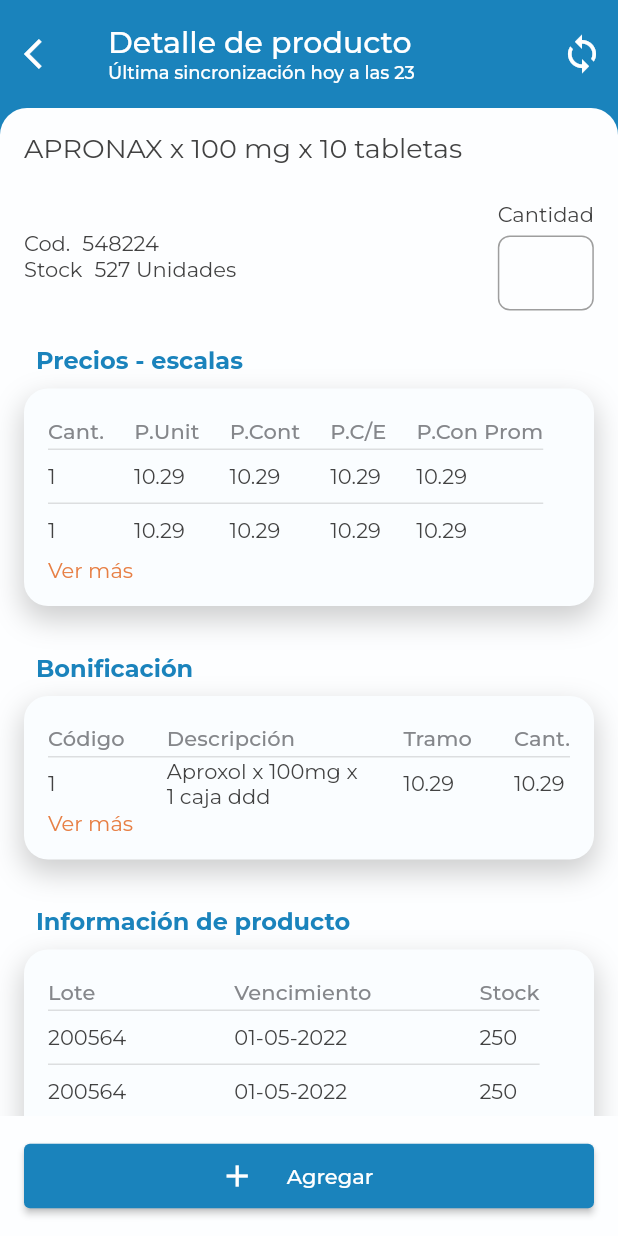
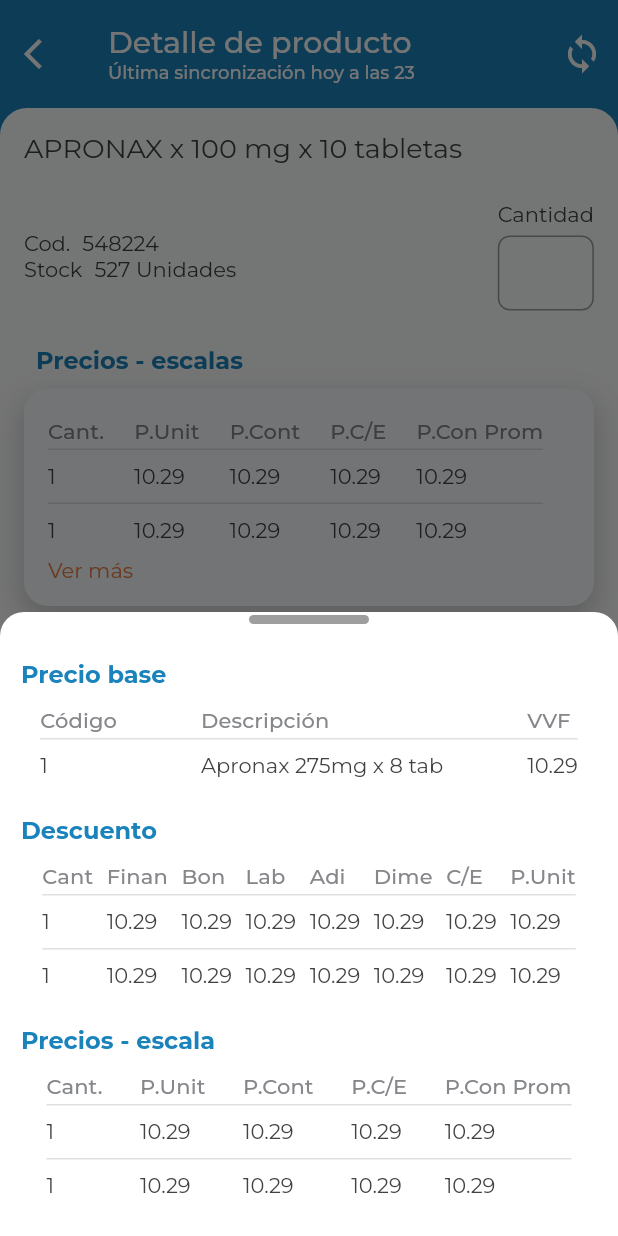
Before and after one commit to danieloquelis/dimexa-vendors, a Flutter app: the ProductDetailPage screen opened directly, after a tap on "Ver más", on a phone screen of 412 x 824 dp. Run offline on Flutter 3.47's test engine with Material 2 defaults, Android fonts, the light colour scheme and no system bars; our stand-ins replace carousel_slider, expandable, fl_chart, flutter_spinkit, flutter_svg, get and 5 more; missing offline and left inert: flutter_device_identifier, password_dart; generated files the repository leaves out were written again.

Commit message:
product detail management in progress

```diff
--- a/lib/core/utils/date_time_util/date_time_util.dart
+++ b/lib/core/utils/date_time_util/date_time_util.dart
@@ -13,16 +13,17 @@
     final clockString = timeFormat.format(dateTime);
 
     String prefix = "";
+    int diff = now.day - dateTime.day;
 
-    if (now.difference(dateTime).inHours <= 24) {
+    if (diff == 0) {
       prefix = "hoy";
     }
 
-    if (now.difference(dateTime).inHours > 24 && now.difference(dateTime).inHours <= 48) {
+    if (diff == 1) {
       prefix = "ayer";
     }
 
-    if (now.difference(dateTime).inHours > 48) {
+    if (diff > 1) {
       prefix = dateFormat.format(dateTime);
     }
     return '$prefix a las $clockString';
--- a/lib/core/values/strings.dart
+++ b/lib/core/values/strings.dart
@@ -34,4 +34,19 @@
     "Vencimiento",
     "Stock"
   ];
+  static List<String> basePrice = [
+    "Código",
+    "Descripción",
+    "VVF"
+  ];
+  static List<String> discountHeaders = [
+    "Cant",
+    "Finan",
+    "Bon",
+    "Lab",
+    "Adi",
+    "Dime",
+    "C/E",
+    "P.Unit"
+  ];
 }
--- /dev/null
+++ b/lib/global_widgets/base_bottom_sheet/base_bottom_sheet.dart
@@ -0,0 +1,39 @@
+import 'package:flutter/material.dart';
+
+class BaseBottomSheet extends StatelessWidget {
+  Widget child;
+  double? horizontalMargin;
+  double? horizontalPadding;
+
+  BaseBottomSheet({Key? key, required this.child, this.horizontalMargin = 8, this.horizontalPadding = 0}) : super(key: key);
+
+  @override
+  Widget build(BuildContext context) {
+    return Container(
+        margin: EdgeInsets.symmetric(horizontal: horizontalMargin!),
+        padding: EdgeInsets.symmetric(horizontal: horizontalPadding!),
+        decoration: const BoxDecoration(
+            color: Colors.white,
+            borderRadius: BorderRadius.vertical(top:Radius.circular(16))
+        ),
+        child: Column(
+          mainAxisAlignment: MainAxisAlignment.end,
+          mainAxisSize: MainAxisSize.min,
+          children: [
+            const SizedBox(height: 2,),
+            ClipRRect(
+              borderRadius: const BorderRadius.all(Radius.circular(4)),
+              child: Container(
+                color: Colors.grey,
+                width: 80,
+                height: 6,
+              ),
+            ),
+            const SizedBox(height: 16,),
+            child,
+            const SizedBox(height: 16,),
+          ],
+        )
+    );
+  }
+}
--- a/lib/modules/client_detail_page/local_widgets/detail_bottom_sheet/detail_bottom_sheet.dart
+++ b/lib/modules/client_detail_page/local_widgets/detail_bottom_sheet/detail_bottom_sheet.dart
@@ -4,6 +4,7 @@
 import 'package:dimexa_vendors/core/utils/date_time_util/date_time_util.dart';
 import 'package:dimexa_vendors/core/utils/string_utils/string_utils.dart';
 import 'package:dimexa_vendors/data/provider/localizations/app_translations.dart';
+import 'package:dimexa_vendors/global_widgets/base_bottom_sheet/base_bottom_sheet.dart';
 import 'package:dimexa_vendors/global_widgets/custom_info_field/custom_info_field.dart';
 import 'package:dimexa_vendors/modules/client_detail_page/local_widgets/address_item/address_item.dart';
 import 'package:dimexa_vendors/modules/client_detail_page/local_widgets/contact_item/contact_item.dart';
@@ -19,29 +20,8 @@
     return child ?? Container();
   }
   Widget show() {
-    return child != null? Container(
-        margin: const EdgeInsets.symmetric(horizontal: 8),
-        decoration: const BoxDecoration(
-            color: Colors.white,
-            borderRadius: BorderRadius.all(Radius.circular(16))
-        ),
-        child: Column(
-          mainAxisAlignment: MainAxisAlignment.end,
-          mainAxisSize: MainAxisSize.min,
-          children: [
-            const SizedBox(height: 2,),
-            ClipRRect(
-              borderRadius: const BorderRadius.all(Radius.circular(4)),
-              child: Container(
-                color: Colors.grey,
-                width: 80,
-                height: 6,
-              ),
-            ),
-            const SizedBox(height: 24,),
-            child!,
-          ],
-        )
+    return child != null? BaseBottomSheet(
+      child: child!
     ): Container();
   }
 
--- a/lib/modules/product_detail_page/local_widgets/detail_bottom_sheet/detail_bottom_sheet.dart
+++ b/lib/modules/product_detail_page/local_widgets/detail_bottom_sheet/detail_bottom_sheet.dart
@@ -0,0 +1,156 @@
+import 'package:carousel_slider/carousel_slider.dart';
+import 'package:dimexa_vendors/core/theme/app_colors/app_colors.dart';
+import 'package:dimexa_vendors/core/values/strings.dart';
+import 'package:dimexa_vendors/global_widgets/base_bottom_sheet/base_bottom_sheet.dart';
+import 'package:dimexa_vendors/global_widgets/card_title/card_title.dart';
+import 'package:dimexa_vendors/global_widgets/table_header/table_header.dart';
+import 'package:dimexa_vendors/modules/product_detail_page/local_widgets/custom_data_table/custom_data_table.dart';
+import 'package:flutter/material.dart';
+
+class DetailBottomSheet extends StatelessWidget {
+  Widget? child;
+
+  DetailBottomSheet.priceScale() {
+    child = BaseBottomSheet(
+      horizontalPadding: 6,
+      horizontalMargin: 0,
+      child: Column(
+        children: [
+          CardTitle(
+            title: "Precio base",
+            fontColor: AppColors.blue,
+          ),
+          CustomDataTable(
+            columns: Strings.basePrice.map((header){
+              return TableHeader(label: header);
+            }).toList(),
+            rows: [
+              DataRow(
+                cells: [
+                  DataCell(Text('1')),
+                  DataCell(Text('Apronax 275mg x 8 tab')),
+                  DataCell(Text('10.29')),
+                ],
+              )
+            ],
+            //columnSpacing: 40,
+          ),
+          SizedBox(height: 8,),
+          CardTitle(
+            title: "Descuento",
+            fontColor: AppColors.blue,
+          ),
+          CustomDataTable(
+            columns: Strings.discountHeaders.map((header){
+              return TableHeader(label: header);
+            }).toList(),
+            rows: [
+              DataRow(
+                cells: [
+                  DataCell(Text('1')),
+                  DataCell(Text('10.29')),
+                  DataCell(Text('10.29')),
+                  DataCell(Text('10.29')),
+                  DataCell(Text('10.29')),
+                  DataCell(Text('10.29')),
+                  DataCell(Text('10.29')),
+                  DataCell(Text('10.29'))
+                ],
+              ),
+              DataRow(
+                cells: [
+                  DataCell(Text('1')),
+                  DataCell(Text('10.29')),
+                  DataCell(Text('10.29')),
+                  DataCell(Text('10.29')),
+                  DataCell(Text('10.29')),
+                  DataCell(Text('10.29')),
+                  DataCell(Text('10.29')),
+                  DataCell(Text('10.29'))
+                ],
+              )
+            ],
+            columnSpacing: 9,
+          ),
+          SizedBox(height: 8,),
+          CardTitle(
+            title: "Precios - escala",
+            fontColor: AppColors.blue,
+          ),
+          CustomDataTable(
+            columns: Strings.priceScaleHeaders.map((header){
+              return TableHeader(label: header);
+            }).toList(),
+            rows: [
+              DataRow(
+                cells: [
+                  DataCell(Text('1')),
+                  DataCell(Text('10.29')),
+                  DataCell(Text('10.29')),
+                  DataCell(Text('10.29')),
+                  DataCell(Text('10.29'))
+                ],
+              ),
+              DataRow(
+                cells: [
+                  DataCell(Text('1')),
+                  DataCell(Text('10.29')),
+                  DataCell(Text('10.29')),
+                  DataCell(Text('10.29')),
+                  DataCell(Text('10.29'))
+                ],
+              )
+            ],
+            columnSpacing: 25,
+          )
+        ],
+      )
+    );
+  }
+
+  DetailBottomSheet.bonification() {
+    child = SingleChildScrollView(
+      scrollDirection: Axis.horizontal,
+      child: Row(
+        children: [
+          bonificationItem(),
+          bonificationItem()
+        ],
+      ),
+    );
+  }
+
+  Widget bonificationItem() {
+    return BaseBottomSheet(
+      child: Column(
+        children: [
+          CardTitle(
+            title: "Bonificación",
+            fontColor: AppColors.blue,
+          ),
+          CustomDataTable(
+            columns: Strings.basePrice.map((header){
+              return TableHeader(label: header);
+            }).toList(),
+            rows: [
+              DataRow(
+                cells: [
+                  DataCell(Text('1')),
+                  DataCell(Text('Apronax 275mg x 8 tab')),
+                  DataCell(Text('10.29')),
+                ],
+              )
+            ],
+            //columnSpacing: 40,
+          ),
+        ],
+      ),
+    );
+  }
+
+
+  @override
+  Widget build(BuildContext context) {
+    return child!;
+  }
+}
--- a/lib/modules/product_detail_page/local_widgets/product_card_info/product_card_info.dart
+++ b/lib/modules/product_detail_page/local_widgets/product_card_info/product_card_info.dart
@@ -10,8 +10,9 @@
 class ProductCardInfo extends StatelessWidget {
   late String title;
   late Widget child;
+  Function onSeeMore;
 
-  ProductCardInfo.priceScale() {
+  ProductCardInfo.priceScale({required this.onSeeMore}) {
     title = "Precios - escalas";
     child = CustomDataTable(
       columns: Strings.priceScaleHeaders.map((header){
@@ -41,7 +42,7 @@
     );
   }
 
-  ProductCardInfo.bonification() {
+  ProductCardInfo.bonification({required this.onSeeMore}) {
     title = "Bonificación";
     child = CustomDataTable(
       columns: Strings.bonificationHeaders.map((header){
@@ -62,7 +63,7 @@
     );
   }
 
-  ProductCardInfo.productInfo() {
+  ProductCardInfo.productInfo({required this.onSeeMore}) {
     title = "Información de producto";
     child = Column(
       crossAxisAlignment: CrossAxisAlignment.start,
@@ -127,9 +128,7 @@
               children: [
                 child,
                 InkWell(
-                    onTap: () {
-
-                    },
+                    onTap: () => onSeeMore(),
                     child: Text(
                       AppTranslations.of(context)!.text("see_more"),
                       style: const TextStyle(color: AppColors.orange),
--- a/lib/modules/product_detail_page/product_detail_controller.dart
+++ b/lib/modules/product_detail_page/product_detail_controller.dart
@@ -1,5 +1,18 @@
+import 'package:dimexa_vendors/modules/product_detail_page/local_widgets/detail_bottom_sheet/detail_bottom_sheet.dart';
 import 'package:get/get.dart';
 
 class ProductDetailController extends GetxController {
+  void showPriceScaleBottomSheet() {
+    Get.bottomSheet(
+      DetailBottomSheet.priceScale(),
+      isScrollControlled: true
+    );
+  }
 
+  void showBonificationBottomSheet() {
+    // Get.bottomSheet(
+    //   DetailBottomSheet.bonification(),
+    //   isScrollControlled: true
+    // );
+  }
 }
--- a/lib/modules/product_detail_page/product_detail_page.dart
+++ b/lib/modules/product_detail_page/product_detail_page.dart
@@ -64,11 +64,17 @@
                       child: Column(
                         crossAxisAlignment: CrossAxisAlignment.stretch,
                         children: [
-                          ProductCardInfo.priceScale(),
+                          ProductCardInfo.priceScale(
+                            onSeeMore: _.showPriceScaleBottomSheet,
+                          ),
                           const SizedBox(height: 24,),
-                          ProductCardInfo.bonification(),
+                          ProductCardInfo.bonification(
+                            onSeeMore: _.showBonificationBottomSheet,
+                          ),
                           const SizedBox(height: 24,),
-                          ProductCardInfo.productInfo(),
+                          ProductCardInfo.productInfo(
+                            onSeeMore: () {},
+                          ),
                           const SizedBox(height: 16,)
                         ],
                       ),
```
Also changed, not shown: 1 other file.
